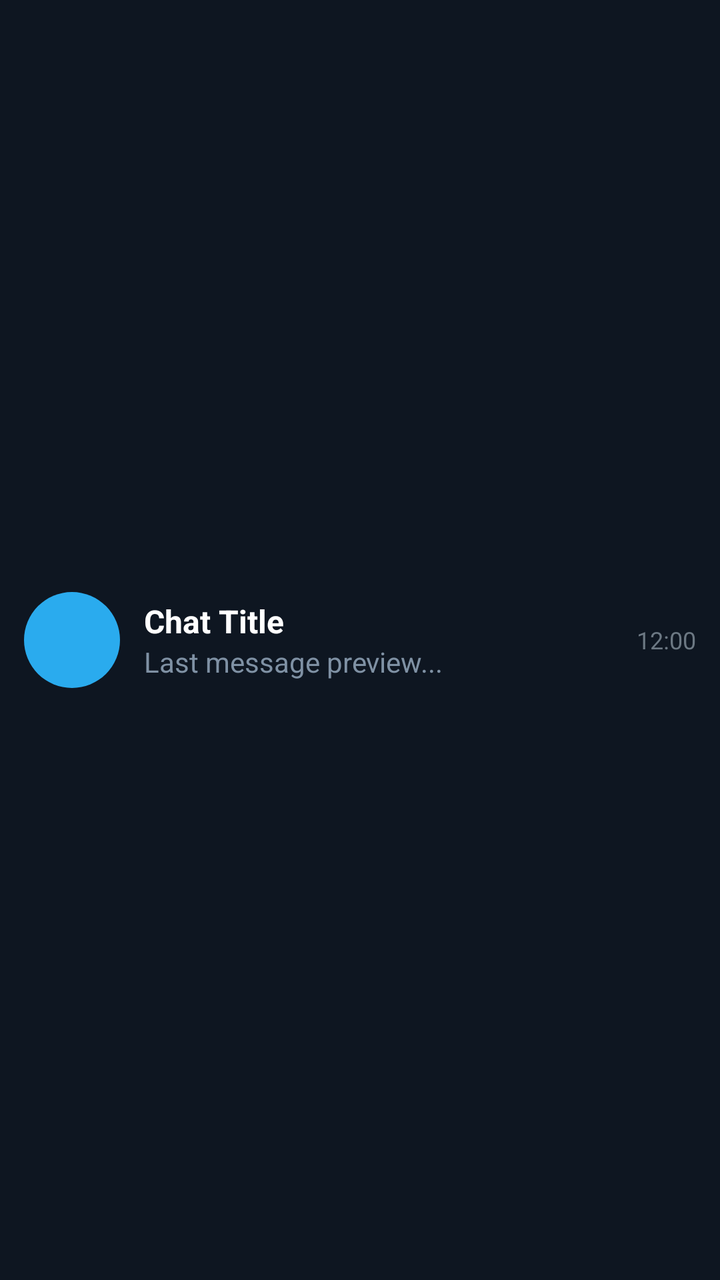
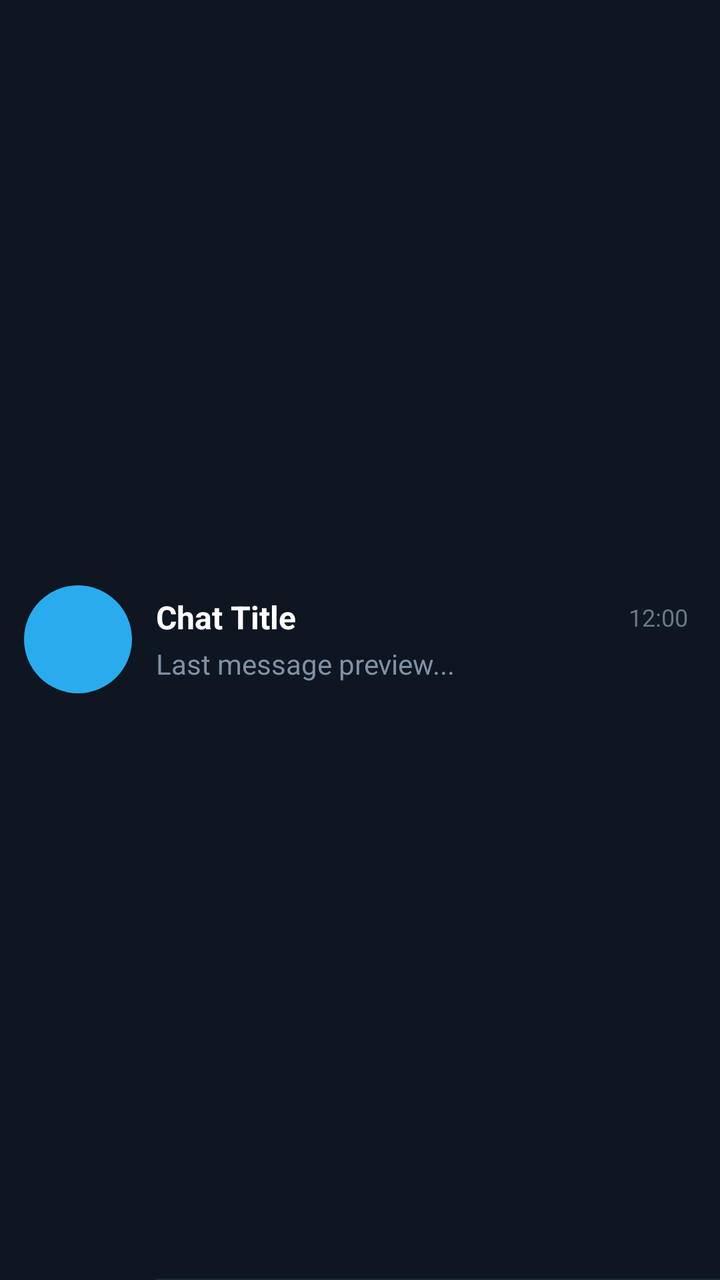

An Android layout rendered at two revisions. The XML below is the earlier revision; the diff shows what the commit changed to produce the second picture.
<!-- AndroidManifest.xml: application theme Theme.NexGram -->
<!-- res/layout/item_chat.xml -->
<?xml version="1.0" encoding="utf-8"?>
<LinearLayout xmlns:android="http://schemas.android.com/apk/res/android"
    android:layout_width="match_parent"
    android:layout_height="72dp"
    android:orientation="horizontal"
    android:padding="12dp"
    android:gravity="center_vertical"
    android:background="?android:attr/selectableItemBackground">

    <View
        android:id="@+id/avatarView"
        android:layout_width="48dp"
        android:layout_height="48dp"
        android:background="@drawable/circle_avatar" />

    <LinearLayout
        android:layout_width="0dp"
        android:layout_weight="1"
        android:layout_height="wrap_content"
        android:orientation="vertical"
        android:layout_marginStart="12dp">

        <TextView
            android:id="@+id/tvChatTitle"
            android:layout_width="wrap_content"
            android:layout_height="wrap_content"
            android:text="Chat Title"
            android:textColor="@color/text_primary"
            android:textStyle="bold"
            android:textSize="16sp" />

        <TextView
            android:id="@+id/tvLastMessage"
            android:layout_width="wrap_content"
            android:layout_height="wrap_content"
            android:text="Last message preview..."
            android:textColor="@color/text_secondary"
            android:textSize="14sp"
            android:maxLines="1"
            android:ellipsize="end" />
    </LinearLayout>

    <LinearLayout
        android:layout_width="wrap_content"
        android:layout_height="wrap_content"
        android:orientation="vertical"
        android:gravity="end">

        <TextView
            android:id="@+id/tvChatTime"
            android:layout_width="wrap_content"
            android:layout_height="wrap_content"
            android:text="12:00"
            android:textColor="@color/text_muted"
            android:textSize="12sp" />

        <TextView
            android:id="@+id/tvUnreadBadge"
            android:layout_width="wrap_content"
            android:layout_height="wrap_content"
            android:background="@color/unread_badge"
            android:textColor="#FFFFFF"
            android:textSize="11sp"
            android:textStyle="bold"
            android:paddingHorizontal="6dp"
            android:paddingVertical="2dp"
            android:layout_marginTop="4dp"
            android:visibility="gone" />
    </LinearLayout>

</LinearLayout>
<!-- resources referenced by this layout -->
<resources>
  <color name="text_muted">#6C7883</color>
  <color name="text_primary">#FFFFFF</color>
  <color name="text_secondary">#7F91A4</color>
  <color name="unread_badge">#2AABEE</color>
  <!-- drawable circle_avatar (drawable) -->
  <?xml version="1.0" encoding="utf-8"?>
  <shape xmlns:android="http://schemas.android.com/apk/res/android"
      android:shape="oval">
      <solid android:color="@color/primary" />
  </shape>
  <style name="Theme.NexGram" parent="Theme.MaterialComponents.DayNight.NoActionBar">
          <item name="colorPrimary">@color/primary</item>
          <item name="colorPrimaryDark">@color/primary_dark</item>
          <item name="colorAccent">@color/accent</item>
          <item name="android:windowBackground">@color/bg_dark</item>
          <item name="android:textColorPrimary">@color/text_primary</item>
          <item name="android:textColorSecondary">@color/text_secondary</item>
      </style>
  <color name="primary">#2AABEE</color>
  <color name="primary_dark">#229ED9</color>
  <color name="accent">#54A9EB</color>
  <color name="bg_dark">#0E1621</color>
</resources>

<!-- the commit's change to res/layout/item_chat.xml (unified diff, before → after) -->
@@ -1,71 +1,158 @@
 <?xml version="1.0" encoding="utf-8"?>
 <LinearLayout xmlns:android="http://schemas.android.com/apk/res/android"
+    xmlns:app="http://schemas.android.com/apk/res-auto"
     android:layout_width="match_parent"
     android:layout_height="72dp"
-    android:orientation="horizontal"
-    android:padding="12dp"
-    android:gravity="center_vertical"
+    android:orientation="vertical"
     android:background="?android:attr/selectableItemBackground">
 
-    <View
-        android:id="@+id/avatarView"
-        android:layout_width="48dp"
-        android:layout_height="48dp"
-        android:background="@drawable/circle_avatar" />
+    <LinearLayout
+        android:layout_width="match_parent"
+        android:layout_height="0dp"
+        android:layout_weight="1"
+        android:orientation="horizontal"
+        android:paddingStart="12dp"
+        android:paddingEnd="12dp"
+        android:gravity="center_vertical">
 
-    <LinearLayout
-        android:layout_width="0dp"
-        android:layout_weight="1"
-        android:layout_height="wrap_content"
-        android:orientation="vertical"
-        android:layout_marginStart="12dp">
+        
+        <FrameLayout
+            android:layout_width="54dp"
+            android:layout_height="54dp">
 
-        <TextView
-            android:id="@+id/tvChatTitle"
-            android:layout_width="wrap_content"
+            <ImageView
+                android:id="@+id/ivAvatarCircle"
+                android:layout_width="54dp"
+                android:layout_height="54dp"
+                android:src="@drawable/circle_avatar" />
+
+            <TextView
+                android:id="@+id/tvAvatarInitials"
+                android:layout_width="54dp"
+                android:layout_height="54dp"
+                android:gravity="center"
+                android:textColor="#FFFFFF"
+                android:textSize="18sp"
+                android:textStyle="bold" />
+
+            <ImageView
+                android:id="@+id/ivAvatarPhoto"
+                android:layout_width="54dp"
+                android:layout_height="54dp"
+                android:scaleType="centerCrop"
+                android:visibility="gone" />
+        </FrameLayout>
+
+        
+        <LinearLayout
+            android:layout_width="0dp"
+            android:layout_weight="1"
             android:layout_height="wrap_content"
-            android:text="Chat Title"
-            android:textColor="@color/text_primary"
-            android:textStyle="bold"
-            android:textSize="16sp" />
+            android:orientation="vertical"
+            android:layout_marginStart="12dp"
+            android:layout_marginEnd="4dp">
 
-        <TextView
-            android:id="@+id/tvLastMessage"
-            android:layout_width="wrap_content"
-            android:layout_height="wrap_content"
-            android:text="Last message preview..."
-            android:textColor="@color/text_secondary"
-            android:textSize="14sp"
-            android:maxLines="1"
-            android:ellipsize="end" />
+            
+            <LinearLayout
+                android:layout_width="match_parent"
+                android:layout_height="wrap_content"
+                android:orientation="horizontal"
+                android:gravity="center_vertical">
+
+                <TextView
+                    android:id="@+id/tvChatTitle"
+                    android:layout_width="0dp"
+                    android:layout_weight="1"
+                    android:layout_height="wrap_content"
+                    android:text="Chat Title"
+                    android:textColor="@color/text_primary"
+                    android:textStyle="bold"
+                    android:textSize="16sp"
+                    android:maxLines="1"
+                    android:ellipsize="end" />
+
+                
+                <ImageView
+                    android:id="@+id/ivChatMuted"
+                    android:layout_width="14dp"
+                    android:layout_height="14dp"
+                    android:src="@drawable/ic_mute"
+                    android:layout_marginEnd="4dp"
+                    android:visibility="gone"
+                    android:contentDescription="Muted" />
+
+                
+                <ImageView
+                    android:id="@+id/ivOutgoingStatus"
+                    android:layout_width="14dp"
+                    android:layout_height="14dp"
+                    android:src="@drawable/ic_check_single"
+                    android:layout_marginEnd="4dp"
+                    android:visibility="gone"
+                    android:contentDescription="Sent" />
+
+                <TextView
+                    android:id="@+id/tvChatTime"
+                    android:layout_width="wrap_content"
+                    android:layout_height="wrap_content"
+                    android:text="12:00"
+                    android:textColor="@color/text_muted"
+                    android:textSize="12sp" />
+            </LinearLayout>
+
+            
+            <LinearLayout
+                android:layout_width="match_parent"
+                android:layout_height="wrap_content"
+                android:orientation="horizontal"
+                android:gravity="center_vertical"
+                android:layout_marginTop="3dp">
+
+                <TextView
+                    android:id="@+id/tvLastMessage"
+                    android:layout_width="0dp"
+                    android:layout_weight="1"
+                    android:layout_height="wrap_content"
+                    android:text="Last message preview..."
+                    android:textColor="@color/text_secondary"
+                    android:textSize="14sp"
+                    android:maxLines="1"
+                    android:ellipsize="end"
+                    android:layout_marginEnd="8dp" />
+
+                
+                <ImageView
+                    android:id="@+id/ivChatPinned"
+                    android:layout_width="14dp"
+                    android:layout_height="14dp"
+                    android:src="@drawable/ic_pin"
+                    android:layout_marginEnd="6dp"
+                    android:visibility="gone"
+                    android:contentDescription="Pinned" />
+
+                
+                <TextView
+                    android:id="@+id/tvUnreadBadge"
+                    android:layout_width="wrap_content"
+                    android:layout_height="wrap_content"
+                    android:background="@drawable/bg_unread_badge"
+                    android:textColor="#FFFFFF"
+                    android:textSize="11sp"
+                    android:textStyle="bold"
+                    android:gravity="center"
+                    android:minWidth="20dp"
+                    android:visibility="gone" />
+            </LinearLayout>
+
+        </LinearLayout>
+
     </LinearLayout>
 
-    <LinearLayout
-        android:layout_width="wrap_content"
-        android:layout_height="wrap_content"
-        android:orientation="vertical"
-        android:gravity="end">
-
-        <TextView
-            android:id="@+id/tvChatTime"
-            android:layout_width="wrap_content"
-            android:layout_height="wrap_content"
-            android:text="12:00"
-            android:textColor="@color/text_muted"
-            android:textSize="12sp" />
-
-        <TextView
-            android:id="@+id/tvUnreadBadge"
-            android:layout_width="wrap_content"
-            android:layout_height="wrap_content"
-            android:background="@color/unread_badge"
-            android:textColor="#FFFFFF"
-            android:textSize="11sp"
-            android:textStyle="bold"
-            android:paddingHorizontal="6dp"
-            android:paddingVertical="2dp"
-            android:layout_marginTop="4dp"
-            android:visibility="gone" />
-    </LinearLayout>
+    
+    <View
+        android:layout_width="match_parent"
+        android:layout_height="0.5dp"
+        android:background="#1E2833"
+        android:layout_marginStart="78dp" />
 
 </LinearLayout>
<!-- resource entries referenced after the edit -->
@@ -3,6 +3,18 @@
   <color name="text_muted">#6C7883</color>
   <color name="text_primary">#FFFFFF</color>
   <color name="text_secondary">#7F91A4</color>
+  <!-- drawable bg_unread_badge (drawable) -->
+  <?xml version="1.0" encoding="utf-8"?>
+  <shape xmlns:android="http://schemas.android.com/apk/res/android"
+      android:shape="rectangle">
+      <solid android:color="@color/unread_badge" />
+      <corners android:radius="12dp" />
+      <padding
+          android:left="6dp"
+          android:top="2dp"
+          android:right="6dp"
+          android:bottom="2dp" />
+  </shape>
   <color name="unread_badge">#2AABEE</color>
   <!-- drawable circle_avatar (drawable) -->
   <?xml version="1.0" encoding="utf-8"?>
@@ -10,6 +22,36 @@
       android:shape="oval">
       <solid android:color="@color/primary" />
   </shape>
+  <!-- drawable ic_check_single (drawable) -->
+  <vector xmlns:android="http://schemas.android.com/apk/res/android"
+      android:width="14dp"
+      android:height="14dp"
+      android:viewportWidth="24"
+      android:viewportHeight="24">
+      <path
+          android:fillColor="@color/text_muted"
+          android:pathData="M9,16.2L4.8,12l-1.4,1.4L9,19 21,7l-1.4,-1.4L9,16.2z"/>
+  </vector>
+  <!-- drawable ic_mute (drawable) -->
+  <vector xmlns:android="http://schemas.android.com/apk/res/android"
+      android:width="16dp"
+      android:height="16dp"
+      android:viewportWidth="24"
+      android:viewportHeight="24">
+      <path
+          android:fillColor="@color/text_muted"
+          android:pathData="M16.5,12c0,-1.77 -1.02,-3.29 -2.5,-4.03v2.21l2.45,2.45c0.03,-0.2 0.05,-0.41 0.05,-0.63zm2.5,0c0,0.94 -0.2,1.82 -0.54,2.64l1.51,1.51C20.63,14.91 21,13.5 21,12c0,-4.28 -2.99,-7.86 -7,-8.77v2.06c2.89,0.86 5,3.54 5,6.71zM4.27,3L3,4.27 7.73,9H3v6h4l5,5v-6.73l4.25,4.25c-0.67,0.52 -1.42,0.93 -2.25,1.18v2.06c1.38,-0.31 2.63,-0.95 3.69,-1.81L19.73,21 21,19.73l-9,-9L4.27,3zM12,4L9.91,6.09 12,8.18V4z"/>
+  </vector>
+  <!-- drawable ic_pin (drawable) -->
+  <vector xmlns:android="http://schemas.android.com/apk/res/android"
+      android:width="16dp"
+      android:height="16dp"
+      android:viewportWidth="24"
+      android:viewportHeight="24">
+      <path
+          android:fillColor="@color/text_muted"
+          android:pathData="M16,12V4h1V2H7v2h1v8l-2,2v2h5.2v6h1.6v-6H18v-2l-2,-2z"/>
+  </vector>
   <style name="Theme.NexGram" parent="Theme.MaterialComponents.DayNight.NoActionBar">
           <item name="colorPrimary">@color/primary</item>
           <item name="colorPrimaryDark">@color/primary_dark</item>
